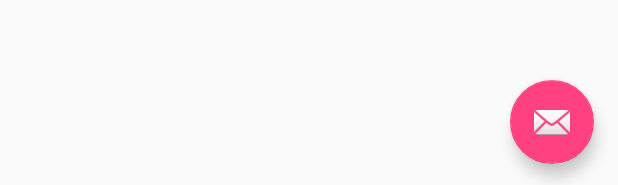
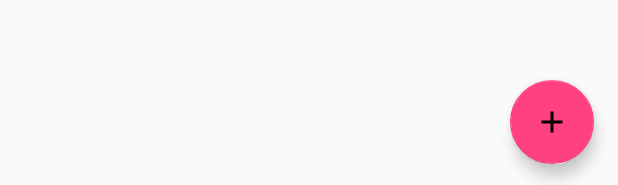
Before and after one commit to RiyanshKarani011235/androidHackathon, an Android app: the layout app_bar_main.xml on its own in the app's theme, with its tools: preview values and no code run, on a phone screen of 412 x 824 dp. Shown: the part 1048-1233 px from the top of the screen. Run offline under Robolectric (Android 15) with nearby library versions, the phone set to English and light mode, and no system bars.

Commit message:
Tab and FAB

```diff
--- a/Hackathon2/app/build.gradle
+++ b/Hackathon2/app/build.gradle
@@ -10,6 +10,7 @@ android {
         versionCode 1
         versionName "1.0"
         testInstrumentationRunner "android.support.test.runner.AndroidJUnitRunner"
+        vectorDrawables.useSupportLibrary = true
     }
     buildTypes {
         release {
--- /dev/null
+++ b/Hackathon2/app/src/main/res/drawable/ic_add_black_24dp.xml
@@ -0,0 +1,9 @@
+<vector xmlns:android="http://schemas.android.com/apk/res/android"
+        android:width="24dp"
+        android:height="24dp"
+        android:viewportWidth="24.0"
+        android:viewportHeight="24.0">
+    <path
+        android:fillColor="#FF000000"
+        android:pathData="M19,13h-6v6h-2v-6H5v-2h6V5h2v6h6v2z"/>
+</vector>
--- a/Hackathon2/app/src/main/res/layout/app_bar_main.xml
+++ b/Hackathon2/app/src/main/res/layout/app_bar_main.xml
@@ -17,8 +17,10 @@
             android:layout_width="match_parent"
             android:layout_height="wrap_content"
             app:tabGravity="fill"
-            app:tabIndicatorHeight="6dp"
+            app:tabIndicatorHeight="4dp"
             app:tabMode="fixed"
+            app:tabPaddingStart="0dp"
+            app:tabPaddingEnd="0dp"
             app:tabIndicatorColor="@android:color/white"/>
     </android.support.design.widget.AppBarLayout>
 
@@ -27,6 +29,6 @@
     <android.support.design.widget.FloatingActionButton android:id="@+id/fab"
         android:layout_width="wrap_content" android:layout_height="wrap_content"
         android:layout_gravity="bottom|end" android:layout_margin="@dimen/fab_margin"
-        app:srcCompat="@android:drawable/ic_dialog_email" />
+        app:srcCompat="@drawable/ic_add_black_24dp" />
 
 </android.support.design.widget.CoordinatorLayout>
```
Also changed, not shown: Hackathon2/app/src/main/java/riyanshkarani011235/com/github/io/hackathon/FragmentPageAdapter.java (+6 -1 lines), Hackathon2/app/src/main/java/riyanshkarani011235/com/github/io/hackathon/MainActivity.java (+14 -0 lines), Hackathon2/app/src/main/res/drawable/tab_item_selector.xml (added, +7 -0 lines), Hackathon2/app/src/main/res/layout/tab_layout.xml (added, +19 -0 lines).
